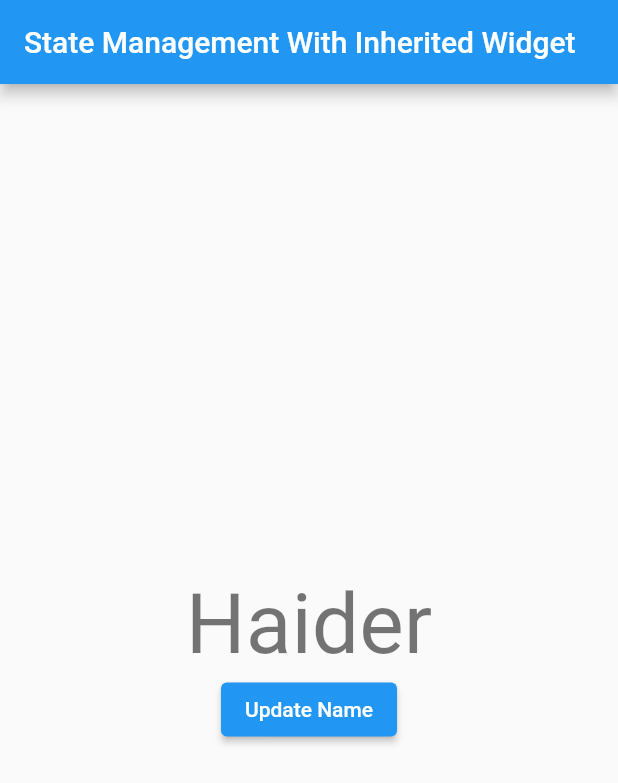
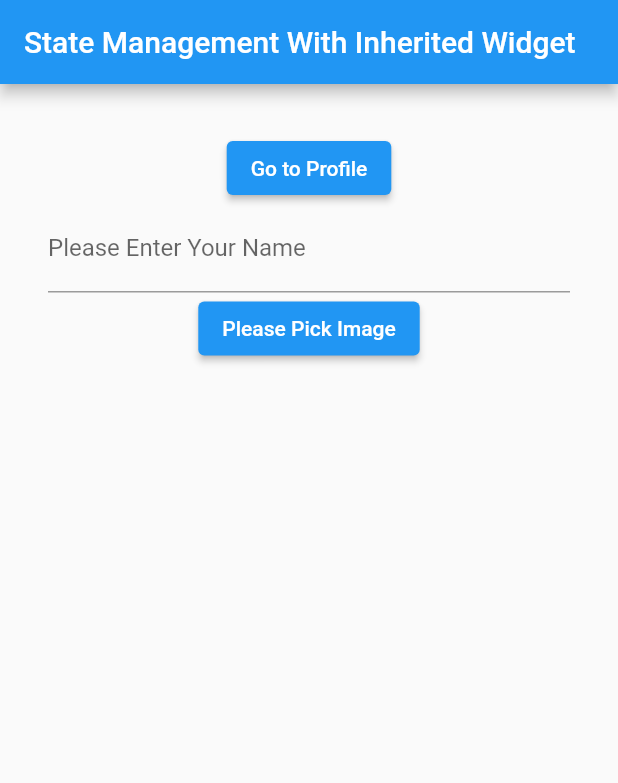
Before and after one commit to 4643880/Tech-Flutter, a Flutter app: the screen it shows after launch, on a phone screen of 412 x 824 dp. Shown: the top 783 px of the screen. Run offline on Flutter 3.47's test engine with Material 2 defaults, Android fonts, the phone set to English and light mode, and no system bars; our stand-ins replace image_picker; accounts and stored records are empty.

Commit message:
Inherited Widget Part 3

```diff
--- a/lib/main.dart
+++ b/lib/main.dart
@@ -1,5 +1,12 @@
+import 'dart:io';
+
 import 'package:flutter/material.dart';
+import 'package:image_picker/image_picker.dart';
+import 'package:tech_idara_app/profile_page.dart';
 import 'dart:developer' as devtools show log;
+
+import 'package:tech_idara_app/state.dart';
+import 'package:tech_idara_app/user_model.dart';
 
 void main() {
   runApp(const MyApp());
@@ -7,53 +14,6 @@ void main() {
 
 extension Log on Object {
   void log() => devtools.log(toString());
-}
-
-class MyStatefulWidget extends StatefulWidget {
-  final Widget child;
-  const MyStatefulWidget({Key? key, required this.child}) : super(key: key);
-
-  @override
-  State<MyStatefulWidget> createState() => MyStatefulWidgetState();
-}
-
-class MyStatefulWidgetState extends State<MyStatefulWidget> {
-  String userName = "Haider";
-
-  updateName(String newName) {
-    setState(() {
-      userName = newName;
-    });
-  }
-
-  @override
-  Widget build(BuildContext context) {
-    return MyInheritedWidget(
-      state: this,
-      child: widget.child,
-    );
-  }
-}
-
-class MyInheritedWidget extends InheritedWidget {
-  final MyStatefulWidgetState state;
-
-  const MyInheritedWidget({
-    Key? key,
-    required this.state,
-    required Widget child,
-  }) : super(key: key, child: child);
-
-  @override
-  bool updateShouldNotify(InheritedWidget oldWidget) {
-    return true;
-  }
-
-  static MyStatefulWidgetState of(BuildContext context) {
-    return context
-        .dependOnInheritedWidgetOfExactType<MyInheritedWidget>()!
-        .state;
-  }
 }
 
 class MyApp extends StatelessWidget {
@@ -82,28 +42,71 @@ class HomePage extends StatefulWidget {
 }
 
 class _HomePageState extends State<HomePage> {
+  final TextEditingController _nameController = TextEditingController();
+
+  pickImage(BuildContext context) async {
+    final ImagePicker _picker = ImagePicker();
+    final XFile? pickedImage =
+        await _picker.pickImage(source: ImageSource.gallery);
+
+    var myAppState = MyInheritedWidget.of(context);
+    pickedImage?.path.toString().log();
+    myAppState.updateUser(
+      User(
+        name: _nameController.text,
+        image: File(pickedImage?.path ?? ""),
+      ),
+    );
+    _nameController.clear();
+  }
+
   @override
   Widget build(BuildContext context) {
-    final a = context.dependOnInheritedWidgetOfExactType<MyInheritedWidget>();
-    // a.toString().log();
+    final _state = MyInheritedWidget.of(context);
     return Scaffold(
       appBar: AppBar(
         title: const Text('State Management With Inherited Widget'),
       ),
-      body: Center(
+      body: SingleChildScrollView(
+        child: Center(
+          child: Padding(
+            padding: const EdgeInsets.all(32.0),
             child: Column(
               mainAxisAlignment: MainAxisAlignment.center,
               children: [
-            Text(
-              MyInheritedWidget.of(context).userName,
-              style: Theme.of(context).textTheme.headline2,
+                ElevatedButton(
+                  onPressed: () {
+                    Navigator.push(
+                        context,
+                        MaterialPageRoute(
+                            builder: ((context) => ProfilePage())));
+                  },
+                  child: const Text("Go to Profile"),
+                ),
+                TextField(
+                  controller: _nameController,
+                  decoration: const InputDecoration(
+                      labelText: "Please Enter Your Name"),
                 ),
                 ElevatedButton(
                   onPressed: () {
-                  MyInheritedWidget.of(context).updateName("Husssain");
+                    pickImage(context);
                   },
-                child: const Text("Update Name"))
+                  child: const Text("Please Pick Image"),
+                ),
+                Text(
+                  _state.user?.name ?? "",
+                  style: Theme.of(context).textTheme.headline2,
+                ),
+                if (_state.user != null)
+                  Image.file(
+                    MyInheritedWidget.of(context).user!.image,
+                    height: 200,
+                    width: 200,
+                  )
               ],
+            ),
+          ),
         ),
       ),
     );
--- /dev/null
+++ b/lib/state.dart
@@ -0,0 +1,49 @@
+import 'package:flutter/material.dart';
+import 'package:tech_idara_app/user_model.dart';
+
+class MyStatefulWidget extends StatefulWidget {
+  final Widget child;
+  const MyStatefulWidget({Key? key, required this.child}) : super(key: key);
+
+  @override
+  State<MyStatefulWidget> createState() => MyStatefulWidgetState();
+}
+
+class MyStatefulWidgetState extends State<MyStatefulWidget> {
+  User? user;
+
+  updateUser(User newUser) {
+    setState(() {
+      user = newUser;
+    });
+  }
+
+  @override
+  Widget build(BuildContext context) {
+    return MyInheritedWidget(
+      state: this,
+      child: widget.child,
+    );
+  }
+}
+
+class MyInheritedWidget extends InheritedWidget {
+  final MyStatefulWidgetState state;
+
+  const MyInheritedWidget({
+    Key? key,
+    required this.state,
+    required Widget child,
+  }) : super(key: key, child: child);
+
+  @override
+  bool updateShouldNotify(InheritedWidget oldWidget) {
+    return true;
+  }
+
+  static MyStatefulWidgetState of(BuildContext context) {
+    return context
+        .dependOnInheritedWidgetOfExactType<MyInheritedWidget>()!
+        .state;
+  }
+}
--- /dev/null
+++ b/lib/user_model.dart
@@ -0,0 +1,13 @@
+
+
+import 'dart:io';
+
+class User {
+  final String name;
+  final File image;
+
+  User({
+    required this.name,
+    required this.image,
+  });
+}
--- a/pubspec.yaml
+++ b/pubspec.yaml
@@ -34,6 +34,7 @@ dependencies:
   # The following adds the Cupertino Icons font to your application.
   # Use with the CupertinoIcons class for iOS style icons.
   cupertino_icons: ^1.0.2
+  image_picker: ^0.8.5+3
   http: ^0.13.5
 
 dev_dependencies:
```
Also changed, not shown: lib/profile_page.dart (added, +47 -0 lines), pubspec.lock. Lines whose indentation alone changed are shown as unchanged.
